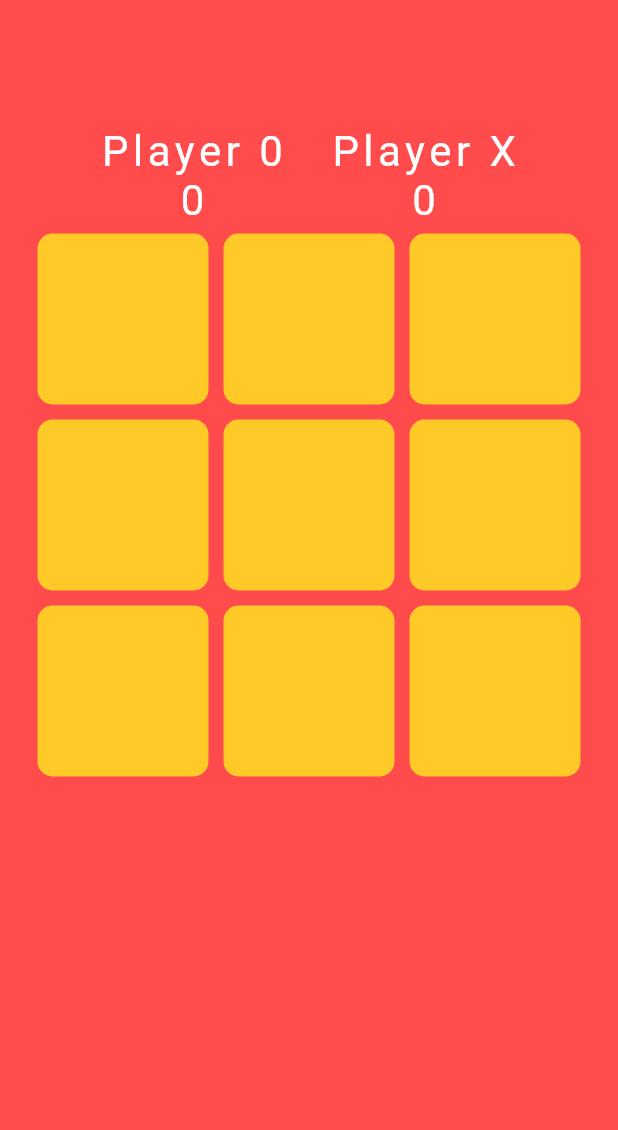
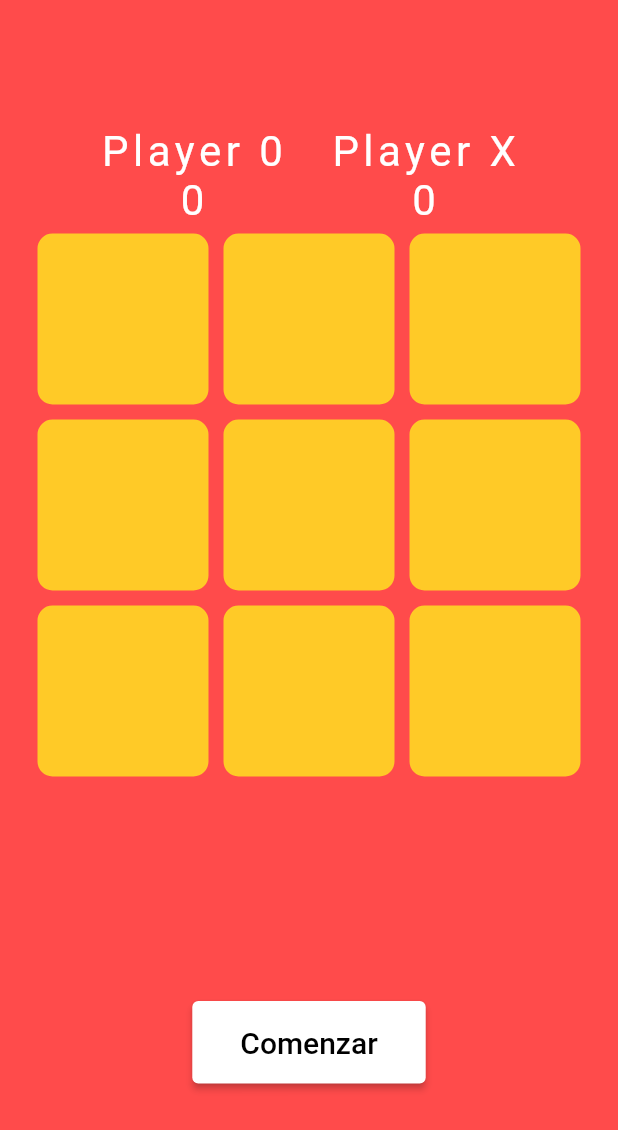
Before and after one commit to RaulCoding/flutter_tic_tac_toe, a Flutter app: the screen it shows after launch, on a phone screen of 412 x 824 dp. Shown: the top 1130 px of the screen. Run offline on Flutter 3.47's test engine with Material 2 defaults, Android fonts, the phone set to English and light mode, and no system bars; our stand-ins replace google_fonts; Roboto replaces fonts that are missing (Coiny).

Commit message:
App Completamente funcional

```diff
--- a/lib/constants/colors.dart
+++ b/lib/constants/colors.dart
@@ -3,5 +3,5 @@ import 'package:flutter/material.dart';
 class MainColor{
   static Color primaryColor = const Color(0xFFff4b4b);
   static Color secondaryColor = const Color(0xFFffca27);
-  static Color accentyColor = const Color(0xFF4169e8);
+  static Color accentColor = const Color(0xFF4169e8);
 }
--- a/lib/screens/game.dart
+++ b/lib/screens/game.dart
@@ -1,5 +1,5 @@
 // ignore_for_file: unrelated_type_equality_checks, prefer_interpolation_to_compose_strings, prefer_adjacent_string_concatenation
-
+import 'dart:async';
 import 'package:flutter/material.dart';
 import 'package:google_fonts/google_fonts.dart';
 import '../constants/colors.dart';
@@ -14,6 +14,8 @@ class GameScreen extends StatefulWidget {
 class _GameScreenState extends State<GameScreen> {
   bool oTurn = true;
   List<String> displayXO = ['', '', '', '', '', '', '', '', ''];
+  List<int> matchedIndexes = [];
+  int attempts = 0;
 
   int oScore = 0;
   int xScore = 0;
@@ -21,9 +23,33 @@ class _GameScreenState extends State<GameScreen> {
   String resultDeclaration = '';
   bool winnerFound = false;
 
+
+  static const maxSeconds = 30;
+  int seconds = maxSeconds;
+  Timer? timer;
+
   static var customFontWhite = GoogleFonts.coiny(
     textStyle:const TextStyle(color: Colors.white, letterSpacing: 3, fontSize: 28),
   );
+
+  void startTimer(){
+    timer = Timer.periodic(const Duration(seconds: 1), (_) {
+      setState(() {
+        if(seconds > 0){
+          seconds --;
+        } else{
+          stopTimer();
+        }
+      });
+    });
+  }
+
+  void stopTimer(){
+    resetTimer();
+    timer?.cancel();
+  }
+
+  void resetTimer()=> seconds = maxSeconds;
 
   @override
   Widget build(BuildContext context) {
@@ -35,7 +61,6 @@ class _GameScreenState extends State<GameScreen> {
           children: [
             Expanded(
               flex: 1,
-              child: Container(
               child: Row(
                 mainAxisAlignment: MainAxisAlignment.center,
                 children: [
@@ -55,7 +80,6 @@ class _GameScreenState extends State<GameScreen> {
                     ],
                   )
                 ],
-                ),
               )
             ),
             Expanded(
@@ -75,7 +99,7 @@ class _GameScreenState extends State<GameScreen> {
                               width: 5,
                               color: MainColor.primaryColor,
                             ),
-                            color: MainColor.secondaryColor),
+                            color: matchedIndexes.contains(index) ? MainColor.accentColor : MainColor.secondaryColor),
                         child: Center(
                           child: Text(
                             displayXO[index],
@@ -89,7 +113,19 @@ class _GameScreenState extends State<GameScreen> {
             ),
             Expanded(
               flex: 2,
-              child: Text(resultDeclaration, style: customFontWhite),
+              child: Center(
+                child: Column(
+                  mainAxisAlignment: MainAxisAlignment.center,
+                  children: [
+                    Text(
+                      resultDeclaration,
+                      style: customFontWhite
+                    ),
+                    const SizedBox(height: 10),
+                    _buildTimer()
+                  ],
+                ),
+              ),
             ),
           ],
         ),
@@ -98,6 +134,9 @@ class _GameScreenState extends State<GameScreen> {
   }
 
   void _tapped(int index) {
+    final isRunning = timer == null ? false : timer!.isActive;
+
+    if(isRunning){
       setState(() {
         if (oTurn && displayXO[index] == '') {
           displayXO[index] = '0';
@@ -111,6 +150,7 @@ class _GameScreenState extends State<GameScreen> {
         _checkwinner();
       });
     }
+  }
 
   void _checkwinner() {
     //Comprueba la primera fila
@@ -119,6 +159,8 @@ class _GameScreenState extends State<GameScreen> {
         displayXO[0] != '') {
       setState(() {
         resultDeclaration = 'Gana el jugador' + ' '  + displayXO[0];
+        matchedIndexes.addAll([0,1,2]);
+        stopTimer();
         _updateScore(displayXO[0]);
       });
     }
@@ -129,6 +171,8 @@ class _GameScreenState extends State<GameScreen> {
         displayXO[3] != '') {
       setState(() {
         resultDeclaration = 'Gana el jugador' + ' '  + displayXO[3];
+        matchedIndexes.addAll([3,4,5]);
+        stopTimer();
         _updateScore(displayXO[3]);
       });
     }
@@ -138,6 +182,8 @@ class _GameScreenState extends State<GameScreen> {
         displayXO[6] != '') {
       setState(() {
         resultDeclaration = 'Gana el jugador' + ' '  + displayXO[6];
+        matchedIndexes.addAll([6,7,8]);
+        stopTimer();
         _updateScore(displayXO[6]);
       });
     }
@@ -147,6 +193,8 @@ class _GameScreenState extends State<GameScreen> {
         displayXO[0] != '') {
       setState(() {
         resultDeclaration = 'Gana el jugador' + ' '  + displayXO[0];
+        matchedIndexes.addAll([0,3,6]);
+        stopTimer();
         _updateScore(displayXO[0]);
       });
     }
@@ -156,6 +204,8 @@ class _GameScreenState extends State<GameScreen> {
         displayXO[1] != '') {
       setState(() {
         resultDeclaration = 'Gana el jugador' + ' '  + displayXO[1];
+        matchedIndexes.addAll([1,4,7]);
+        stopTimer();
         _updateScore(displayXO[1]);
       });
     }
@@ -165,6 +215,8 @@ class _GameScreenState extends State<GameScreen> {
         displayXO[2] != '') {
       setState(() {
         resultDeclaration = 'Gana el jugador' + ' '  + displayXO[2];
+        matchedIndexes.addAll([2,5,8]);
+        stopTimer();
         _updateScore(displayXO[2]);
       });
     }
@@ -174,6 +226,8 @@ class _GameScreenState extends State<GameScreen> {
         displayXO[0] != '') {
       setState(() {
         resultDeclaration = 'Gana el jugador' + ' ' + displayXO[0];
+        matchedIndexes.addAll([0,4,8]);
+        stopTimer();
         _updateScore(displayXO[0]);
       });
     }
@@ -183,12 +237,15 @@ class _GameScreenState extends State<GameScreen> {
         displayXO[2] != '') {
       setState(() {
         resultDeclaration = 'Gana el jugador' + ' ' + displayXO[2];
+        matchedIndexes.addAll([2,4,6]);
+        stopTimer();
         _updateScore(displayXO[2]);
       });
     }
-    if(!winnerFound && filledBoxes == 9) {
+    else if(!winnerFound && filledBoxes == 9) {
       setState(() {
         resultDeclaration = 'Empate';
+        stopTimer();
       });
     }
   }
@@ -203,4 +260,54 @@ class _GameScreenState extends State<GameScreen> {
     }
     winnerFound = true;
   }
+
+  void _clearBoard(){
+    setState(() {
+      for(int i = 0; i < 9; i++){
+        displayXO[i] = '';
       }
+      resultDeclaration = '';
+    });
+    filledBoxes = 0;
+    matchedIndexes = [];
+  }
+
+  Widget _buildTimer(){
+    final isRunning = timer == null ? false : timer!.isActive;
+
+    return isRunning
+      ? SizedBox(
+        width: 100,
+        height: 100,
+        child: Stack(
+          fit: StackFit.expand,
+          children: [
+            CircularProgressIndicator(
+              value: 1 - seconds / maxSeconds,
+              valueColor: const AlwaysStoppedAnimation(Colors.white),
+              strokeWidth: 8,
+              backgroundColor: MainColor.accentColor ,
+            ),
+            Center(child: Text('$seconds', style: const TextStyle(fontWeight: FontWeight.bold, color: Colors.white, fontSize:50),),)
+          ]
+        ),
+      )
+      : ElevatedButton(
+        style: ElevatedButton.styleFrom(
+          backgroundColor: Colors.white,
+          padding: const EdgeInsets.symmetric(
+            horizontal: 32,
+            vertical: 16
+          )
+        ),
+        onPressed: () {
+          startTimer();
+          _clearBoard();
+          attempts++;
+        },
+        child: Text(
+          attempts == 0 ? 'Comenzar' : '¡Otra Partida!',
+          style: const TextStyle(fontSize: 20, color: Colors.black),),
+      );
+  }
+}
```
Lines whose indentation alone changed are shown as unchanged.
